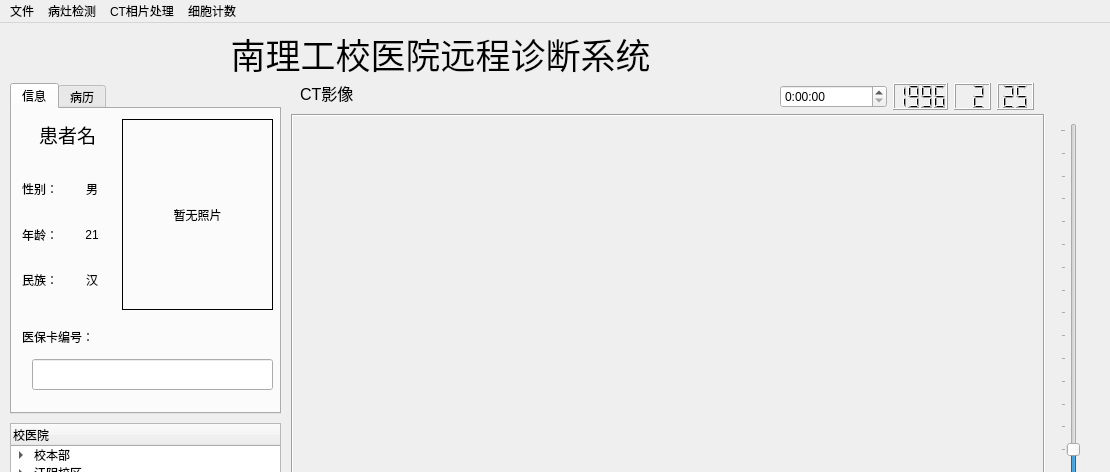
Before: the Qt Designer form mainwindow.ui in luolaihua/TeleMedicine, drawn with Qt 5; both pictures show x 0 to 1110 and y 0 to 472 of the 1110 by 894 pixel window.
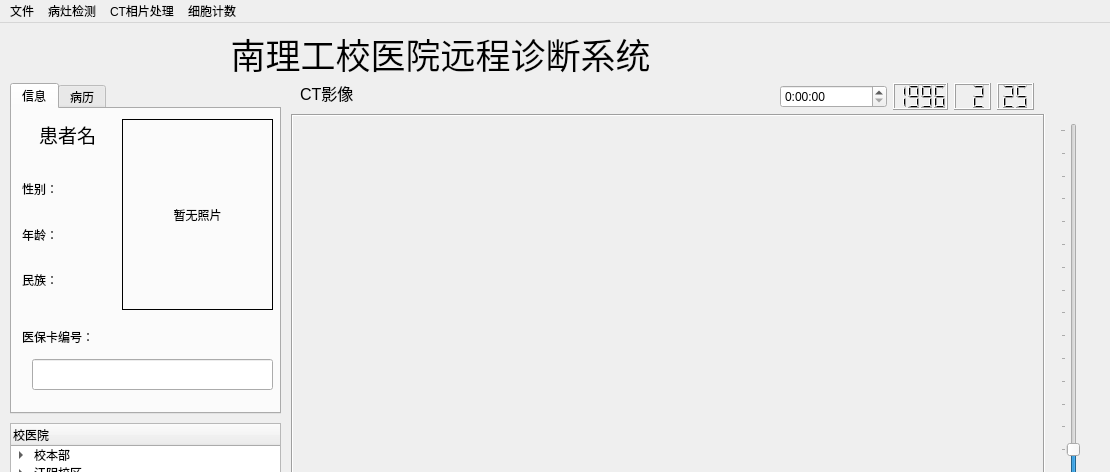
After: the same form once the commit is applied. The open tabs and pages were chosen to show the change. Icons and pictures are not drawn.

```diff
--- a/mainwindow.ui
+++ b/mainwindow.ui
@@ -370,7 +370,7 @@
        <set>Qt::AlignCenter</set>
       </property>
      </widget>
-     <widget class="QWidget" name="">
+     <widget class="QWidget" name="layoutWidget">
       <property name="geometry">
        <rect>
         <x>10</x>
@@ -401,7 +401,7 @@
           <enum>QFrame::Raised</enum>
          </property>
          <property name="text">
-          <string>男</string>
+          <string/>
          </property>
          <property name="alignment">
           <set>Qt::AlignCenter</set>
@@ -429,7 +429,7 @@
           <enum>QFrame::Raised</enum>
          </property>
          <property name="text">
-          <string>21</string>
+          <string/>
          </property>
          <property name="alignment">
           <set>Qt::AlignCenter</set>
@@ -457,7 +457,7 @@
           <enum>QFrame::Raised</enum>
          </property>
          <property name="text">
-          <string>汉</string>
+          <string/>
          </property>
          <property name="alignment">
           <set>Qt::AlignCenter</set>
```
Left out of the diff: 12 changed lines with no effect on the pictures.
